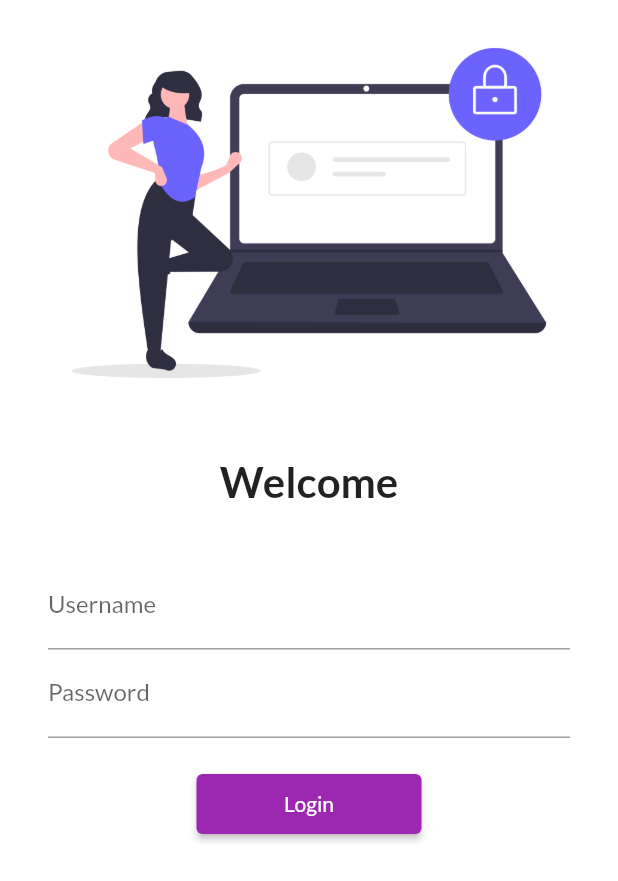
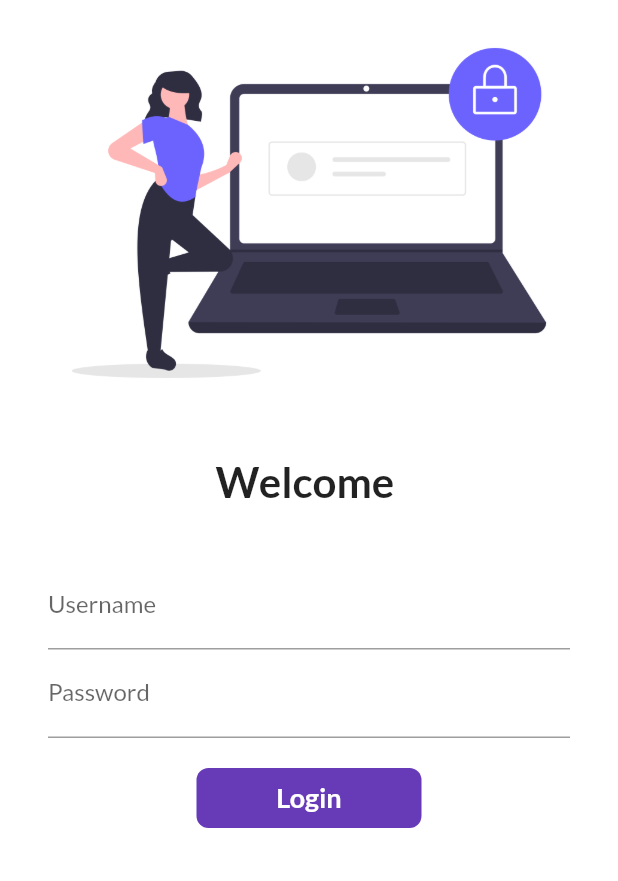
Before and after one commit to Shubham5213/30DaysOfFlutter, a Flutter app: the screen it shows after launch, on a phone screen of 412 x 824 dp. Shown: the top 881 px of the screen. Run offline on Flutter 3.47's test engine with Material 2 defaults, Android fonts, the phone set to English and light mode, and no system bars; our stand-ins replace google_fonts.

Commit message:
day6 completed

```diff
--- a/lib/pages/login_page.dart
+++ b/lib/pages/login_page.dart
@@ -1,8 +1,16 @@
 // import 'package:first_app/utils/routes.dart';
 import 'package:flutter/material.dart';
 
-class LoginPage extends StatelessWidget {
+class LoginPage extends StatefulWidget {
   const LoginPage({Key? key}) : super(key: key);
+
+  @override
+  State<LoginPage> createState() => _LoginPageState();
+}
+
+class _LoginPageState extends State<LoginPage> {
+  String name = "";
+  bool changeButton = false;
 
   @override
   Widget build(BuildContext context) {
@@ -18,7 +26,7 @@ class LoginPage extends StatelessWidget {
               SizedBox(
                 height: 20.0,
               ),
-              Text("Welcome",
+              Text("Welcome $name",
                   style: TextStyle(
                     fontSize: 28,
                     fontWeight: FontWeight.bold,
@@ -32,10 +40,15 @@ class LoginPage extends StatelessWidget {
                 child: Column(
                   children: [
                     TextFormField(
-                        decoration: InputDecoration(
-                      hintText: "Enter Username",
-                      labelText: "Username",
-                    )),
+                      decoration: InputDecoration(
+                        hintText: "Enter Username",
+                        labelText: "Username",
+                      ),
+                      onChanged: (value) {
+                        name = value;
+                        setState(() {});
+                      },
+                    ),
                     TextFormField(
                         obscureText: true,
                         decoration: InputDecoration(
@@ -45,13 +58,45 @@ class LoginPage extends StatelessWidget {
                     SizedBox(
                       height: 20.0,
                     ),
-                    ElevatedButton(
-                      child: Text("Login"),
-                      style: TextButton.styleFrom(minimumSize: Size(150, 40)),
-                      onPressed: () {
-                        Navigator.pushNamed(context, "/home");
+                    InkWell(
+                      onTap: () async {
+                        setState(() {
+                          changeButton = true;
+                        });
+                        await Future.delayed(Duration(seconds: 1));
+                        Navigator.pushNamed(context, '/home');
                       },
+                      child: AnimatedContainer(
+                        duration: Duration(seconds: 1),
+                        width: changeButton ? 50 : 150,
+                        height: 40,
+                        alignment: Alignment.center,
+                        child: changeButton
+                            ? Icon(Icons.done, color: Colors.white)
+                            : Text(
+                                "Login",
+                                style: TextStyle(
+                                  color: Colors.white,
+                                  fontWeight: FontWeight.bold,
+                                  fontSize: 18,
+                                ),
+                              ),
+                        decoration: BoxDecoration(
+                          color: Colors.deepPurple,
+                          // shape:
+                          //     changeButton?BoxShape.circle:BoxShape.rectangle,
+                          borderRadius:
+                              BorderRadius.circular(changeButton ? 50 : 8),
+                        ),
+                      ),
                     ),
+                    // ElevatedButton(
+                    //   child: Text("Login"),
+                    //   style: TextButton.styleFrom(minimumSize: Size(150, 40)),
+                    //   onPressed: () {
+                    //     Navigator.pushNamed(context, "/home");
+                    //   },
+                    // ),
                   ],
                 ),
               )
```
